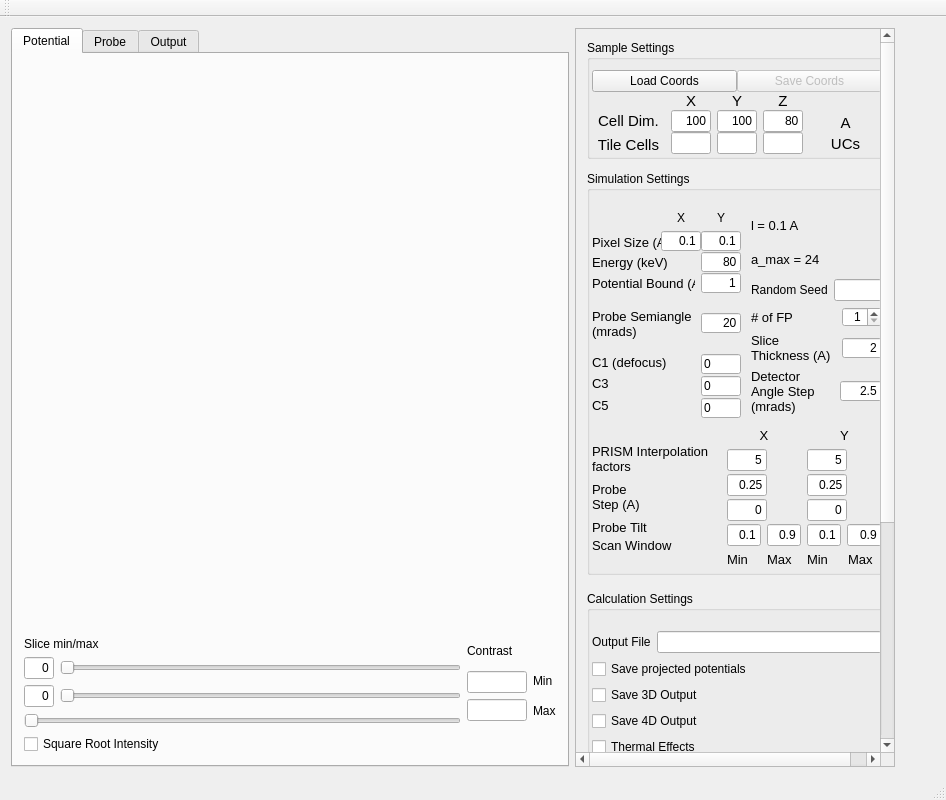
Qt form Qt/prismmainwindow.ui (prism-em/prismatic) before a commit.
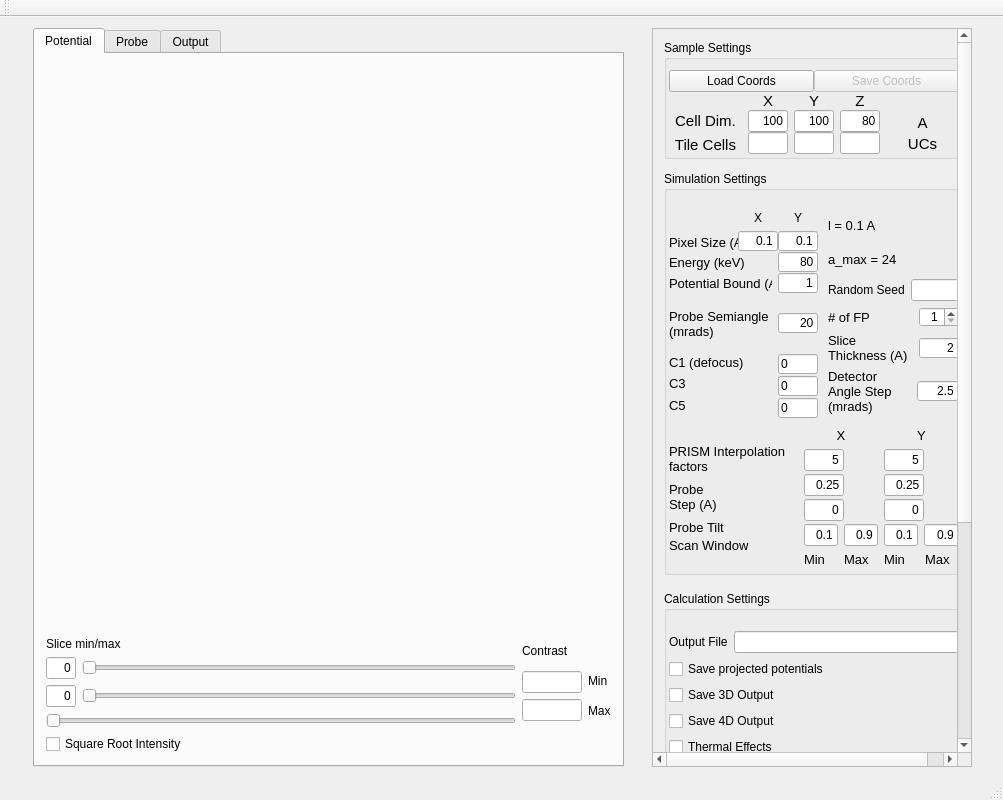
The same form after that commit. Icons and pictures are not drawn.

Commit message: size of gui adjusted

Diff of the .ui file:
```diff
--- a/Qt/prismmainwindow.ui
+++ b/Qt/prismmainwindow.ui
@@ -6,7 +6,7 @@
    <rect>
     <x>0</x>
     <y>0</y>
-    <width>800</width>
+    <width>1003</width>
     <height>800</height>
    </rect>
   </property>
@@ -3015,7 +3015,7 @@
       </property>
       <property name="sizeHint" stdset="0">
        <size>
-        <width>40</width>
+        <width>20</width>
         <height>20</height>
        </size>
       </property>
```
Left out of the diff: 2 changed lines with no effect on the pictures.
